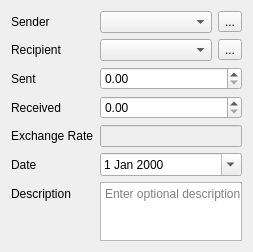
The window that src/views/ui_files/dialogs/cash_transfer_dialog.ui (JakubFranek/Kapytal) describes before a commit, drawn with Qt 5.
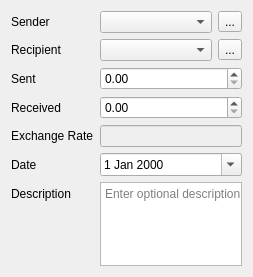
The same window after the commit.

Commit message:
Set minimum description box height to cca 2 rows
Set minimum description box height to cca 2 rows (25 px) in
CashTransactionDialog, CashTransferDialog, RefundTransactionDialog,
SecurityTransactionDialog and SecurityTransferDialog.

The edit to the form file:
```diff
--- a/src/views/ui_files/dialogs/cash_transfer_dialog.ui
+++ b/src/views/ui_files/dialogs/cash_transfer_dialog.ui
@@ -10,7 +10,7 @@
     <x>0</x>
     <y>0</y>
     <width>253</width>
-    <height>252</height>
+    <height>277</height>
    </rect>
   </property>
   <property name="sizePolicy">
@@ -124,10 +124,13 @@
        <property name="orientation">
         <enum>Qt::Vertical</enum>
        </property>
+       <property name="sizeType">
+        <enum>QSizePolicy::MinimumExpanding</enum>
+       </property>
        <property name="sizeHint" stdset="0">
         <size>
          <width>20</width>
-         <height>40</height>
+         <height>25</height>
         </size>
        </property>
       </spacer>
```
The commit also changes 9 other files.
